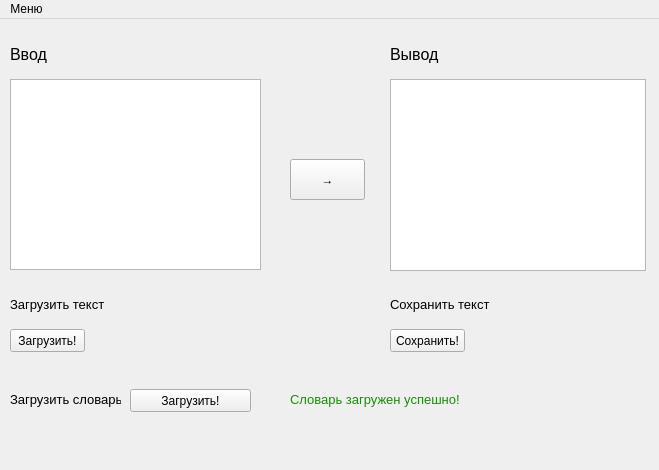
RoketFlame/amgine, file mono_use_dict.ui: the form before one commit.
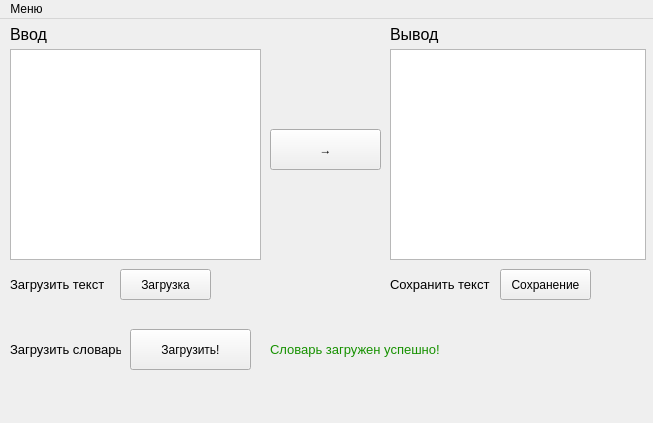
The form after the commit.

The edit to the form file:
```diff
--- a/mono_use_dict.ui
+++ b/mono_use_dict.ui
@@ -9,33 +9,20 @@
    <rect>
     <x>0</x>
     <y>0</y>
-    <width>659</width>
-    <height>470</height>
+    <width>653</width>
+    <height>423</height>
    </rect>
   </property>
   <property name="windowTitle">
    <string>Amgine Caesar</string>
   </property>
   <widget class="QWidget" name="centralwidget">
-   <widget class="QTextBrowser" name="input_tB">
-    <property name="geometry">
-     <rect>
-      <x>10</x>
-      <y>60</y>
-      <width>251</width>
-      <height>191</height>
-     </rect>
-    </property>
-    <property name="textInteractionFlags">
-     <set>Qt::LinksAccessibleByKeyboard|Qt::LinksAccessibleByMouse|Qt::TextBrowserInteraction|Qt::TextEditable|Qt::TextSelectableByMouse</set>
-    </property>
-   </widget>
    <widget class="QPushButton" name="btn_code">
     <property name="geometry">
      <rect>
-      <x>290</x>
-      <y>140</y>
-      <width>75</width>
+      <x>270</x>
+      <y>110</y>
+      <width>111</width>
       <height>41</height>
      </rect>
     </property>
@@ -47,9 +34,9 @@
     <property name="geometry">
      <rect>
       <x>390</x>
-      <y>60</y>
+      <y>30</y>
       <width>256</width>
-      <height>192</height>
+      <height>211</height>
      </rect>
     </property>
    </widget>
@@ -57,7 +44,7 @@
     <property name="geometry">
      <rect>
       <x>10</x>
-      <y>20</y>
+      <y>0</y>
       <width>251</width>
       <height>31</height>
      </rect>
@@ -70,7 +57,7 @@
     <property name="geometry">
      <rect>
       <x>390</x>
-      <y>20</y>
+      <y>0</y>
       <width>241</width>
       <height>31</height>
      </rect>
@@ -79,63 +66,11 @@
      <string>&lt;html&gt;&lt;head/&gt;&lt;body&gt;&lt;p&gt;&lt;span style=&quot; font-size:12pt;&quot;&gt;Вывод&lt;/span&gt;&lt;/p&gt;&lt;/body&gt;&lt;/html&gt;</string>
     </property>
    </widget>
-   <widget class="QPushButton" name="btn_load">
-    <property name="geometry">
-     <rect>
-      <x>10</x>
-      <y>310</y>
-      <width>75</width>
-      <height>23</height>
-     </rect>
-    </property>
-    <property name="text">
-     <string>Загрузить!</string>
-    </property>
-   </widget>
-   <widget class="QLabel" name="label_3">
-    <property name="geometry">
-     <rect>
-      <x>10</x>
-      <y>270</y>
-      <width>231</width>
-      <height>31</height>
-     </rect>
-    </property>
-    <property name="text">
-     <string>&lt;html&gt;&lt;head/&gt;&lt;body&gt;&lt;p&gt;&lt;span style=&quot; font-size:10pt;&quot;&gt;Загрузить текст&lt;/span&gt;&lt;/p&gt;&lt;/body&gt;&lt;/html&gt;</string>
-    </property>
-   </widget>
-   <widget class="QLabel" name="label_4">
-    <property name="geometry">
-     <rect>
-      <x>390</x>
-      <y>270</y>
-      <width>161</width>
-      <height>31</height>
-     </rect>
-    </property>
-    <property name="text">
-     <string>&lt;html&gt;&lt;head/&gt;&lt;body&gt;&lt;p&gt;&lt;span style=&quot; font-size:10pt;&quot;&gt;Сохранить текст&lt;/span&gt;&lt;/p&gt;&lt;/body&gt;&lt;/html&gt;</string>
-    </property>
-   </widget>
-   <widget class="QPushButton" name="btn_save">
-    <property name="geometry">
-     <rect>
-      <x>390</x>
-      <y>310</y>
-      <width>75</width>
-      <height>23</height>
-     </rect>
-    </property>
-    <property name="text">
-     <string>Сохранить!</string>
-    </property>
-   </widget>
    <widget class="QLabel" name="label_5">
     <property name="geometry">
      <rect>
       <x>10</x>
-      <y>370</y>
+      <y>320</y>
       <width>111</width>
       <height>21</height>
      </rect>
@@ -148,9 +83,9 @@
     <property name="geometry">
      <rect>
       <x>130</x>
-      <y>370</y>
+      <y>310</y>
       <width>121</width>
-      <height>23</height>
+      <height>41</height>
      </rect>
     </property>
     <property name="text">
@@ -163,8 +98,8 @@
     </property>
     <property name="geometry">
      <rect>
-      <x>290</x>
-      <y>370</y>
+      <x>270</x>
+      <y>320</y>
       <width>221</width>
       <height>21</height>
      </rect>
@@ -173,13 +108,103 @@
      <string>&lt;html&gt;&lt;head/&gt;&lt;body&gt;&lt;p&gt;&lt;span style=&quot; font-size:10pt; color:#169100;&quot;&gt;Словарь загружен успешно!&lt;/span&gt;&lt;/p&gt;&lt;/body&gt;&lt;/html&gt;</string>
     </property>
    </widget>
+   <widget class="QTextBrowser" name="textBrowser_input">
+    <property name="geometry">
+     <rect>
+      <x>10</x>
+      <y>30</y>
+      <width>251</width>
+      <height>211</height>
+     </rect>
+    </property>
+    <property name="textInteractionFlags">
+     <set>Qt::LinksAccessibleByKeyboard|Qt::LinksAccessibleByMouse|Qt::TextBrowserInteraction|Qt::TextEditable|Qt::TextEditorInteraction|Qt::TextSelectableByKeyboard|Qt::TextSelectableByMouse</set>
+    </property>
+   </widget>
+   <widget class="QPushButton" name="btn_load_text">
+    <property name="geometry">
+     <rect>
+      <x>120</x>
+      <y>250</y>
+      <width>91</width>
+      <height>31</height>
+     </rect>
+    </property>
+    <property name="sizePolicy">
+     <sizepolicy hsizetype="Fixed" vsizetype="Fixed">
+      <horstretch>0</horstretch>
+      <verstretch>0</verstretch>
+     </sizepolicy>
+    </property>
+    <property name="text">
+     <string>Загрузка</string>
+    </property>
+   </widget>
+   <widget class="QPushButton" name="btn_save_text">
+    <property name="geometry">
+     <rect>
+      <x>500</x>
+      <y>250</y>
+      <width>91</width>
+      <height>31</height>
+     </rect>
+    </property>
+    <property name="sizePolicy">
+     <sizepolicy hsizetype="Fixed" vsizetype="Fixed">
+      <horstretch>0</horstretch>
+      <verstretch>0</verstretch>
+     </sizepolicy>
+    </property>
+    <property name="text">
+     <string>Сохранение</string>
+    </property>
+   </widget>
+   <widget class="QLabel" name="label_4">
+    <property name="geometry">
+     <rect>
+      <x>390</x>
+      <y>250</y>
+      <width>161</width>
+      <height>31</height>
+     </rect>
+    </property>
+    <property name="text">
+     <string>&lt;html&gt;&lt;head/&gt;&lt;body&gt;&lt;p&gt;&lt;span style=&quot; font-size:10pt;&quot;&gt;Сохранить текст&lt;/span&gt;&lt;/p&gt;&lt;/body&gt;&lt;/html&gt;</string>
+    </property>
+   </widget>
+   <widget class="QLabel" name="label_3">
+    <property name="geometry">
+     <rect>
+      <x>10</x>
+      <y>250</y>
+      <width>101</width>
+      <height>31</height>
+     </rect>
+    </property>
+    <property name="text">
+     <string>&lt;html&gt;&lt;head/&gt;&lt;body&gt;&lt;p&gt;&lt;span style=&quot; font-size:10pt;&quot;&gt;Загрузить текст&lt;/span&gt;&lt;/p&gt;&lt;/body&gt;&lt;/html&gt;</string>
+    </property>
+   </widget>
+   <widget class="QLabel" name="label_error">
+    <property name="geometry">
+     <rect>
+      <x>10</x>
+      <y>360</y>
+      <width>631</width>
+      <height>31</height>
+     </rect>
+    </property>
+    <property name="text">
+     <string/>
+    </property>
+   </widget>
   </widget>
   <widget class="QMenuBar" name="menubar">
    <property name="geometry">
     <rect>
      <x>0</x>
      <y>0</y>
-     <width>659</width>
+     <width>653</width>
      <height>21</height>
     </rect>
    </property>
```
Left out of the diff: 7 changed lines with no effect on the pictures.
